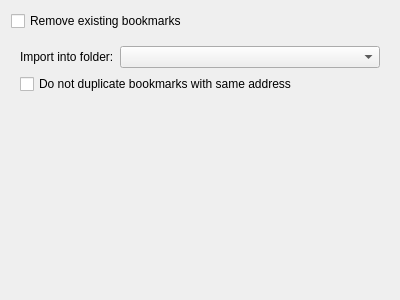
This is src/ui/BookmarksImporterWidget.ui in OtterBrowser/otter-browser as Qt 5 draws it before an edit. The edited form follows.
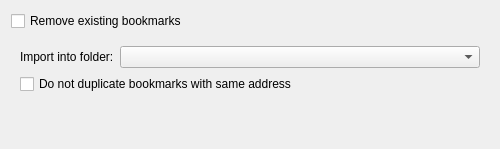
This is the edited form.

```diff
--- a/src/ui/BookmarksImporterWidget.ui
+++ b/src/ui/BookmarksImporterWidget.ui
@@ -6,8 +6,8 @@
    <rect>
     <x>0</x>
     <y>0</y>
-    <width>400</width>
-    <height>300</height>
+    <width>500</width>
+    <height>149</height>
    </rect>
   </property>
   <property name="windowTitle">
@@ -90,6 +90,19 @@
      </widget>
     </widget>
    </item>
+   <item>
+    <spacer name="verticalSpacer">
+     <property name="orientation">
+      <enum>Qt::Vertical</enum>
+     </property>
+     <property name="sizeHint" stdset="0">
+      <size>
+       <width>0</width>
+       <height>0</height>
+      </size>
+     </property>
+    </spacer>
+   </item>
   </layout>
  </widget>
  <resources/>
```
Left out of the diff: 8 changed lines with no effect on the pictures.
